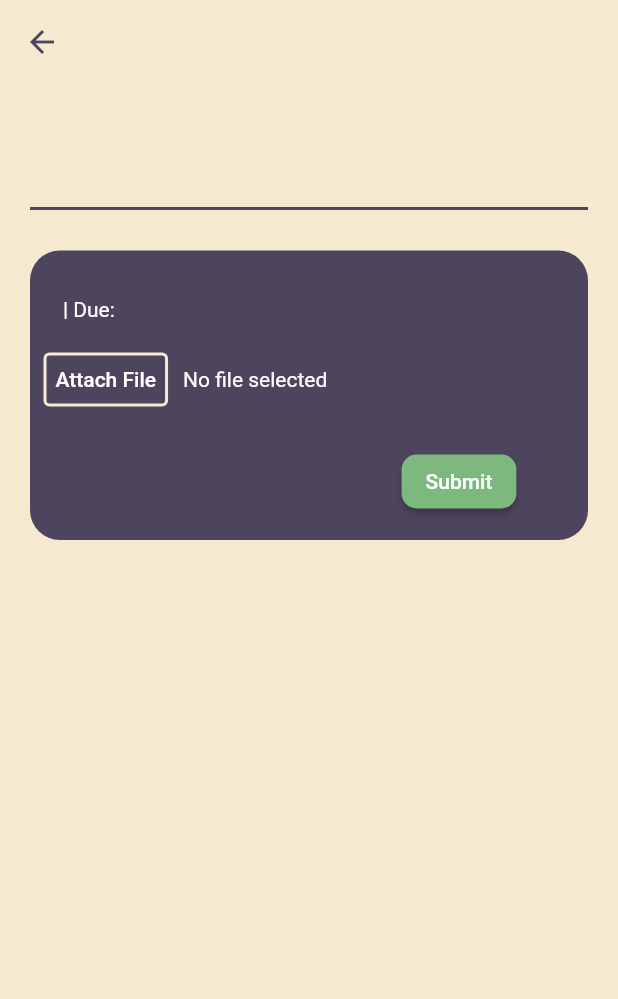
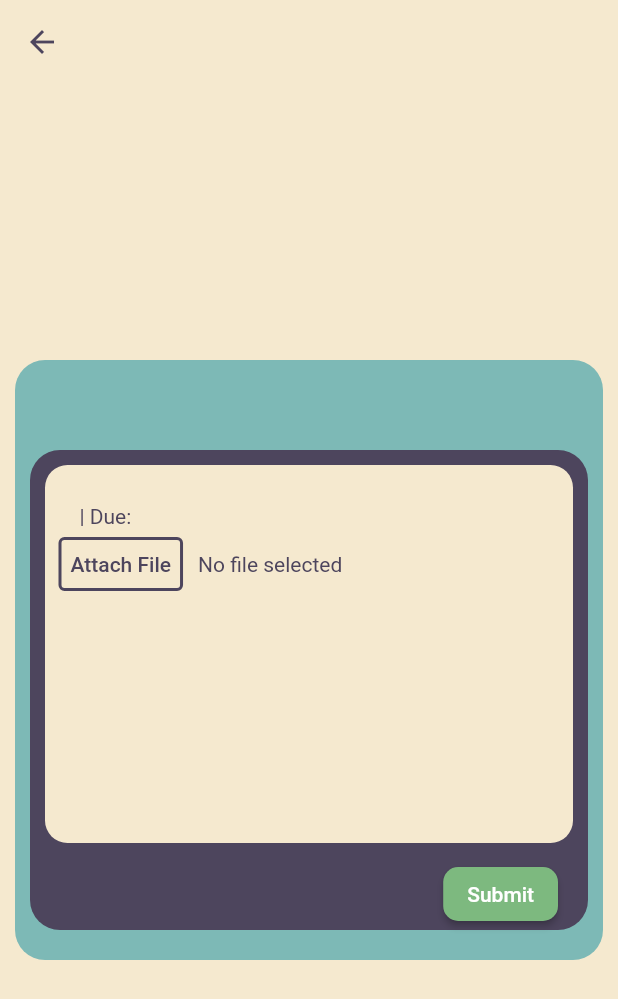
Before and after one commit to makooooooo/lunan-2.0, a Flutter app: the PatientTurnIn screen opened directly with empty values, on a phone screen of 412 x 824 dp. Shown: the top 999 px of the screen. Run offline on Flutter 3.47's test engine with Material 2 defaults, Android fonts, the phone set to English and light mode, and no system bars; our stand-ins replace cloud_firestore, file_picker, firebase_auth, firebase_core, firebase_storage, flutter_html and 2 more; missing offline and left inert: flutter_quill, simple_gesture_detector; accounts and stored records are empty.

Commit message:
Patient UI done

```diff
--- a/lib/Patient/HomePage/Assignment/patient_turn_in.dart
+++ b/lib/Patient/HomePage/Assignment/patient_turn_in.dart
@@ -80,8 +80,7 @@ class _PatientTurnInState extends State<PatientTurnIn> {
             leading: IconButton(
               icon: Icon(Icons.arrow_back),
               onPressed: () {
-            Navigator.push(
-              context,
+                Navigator.of(context).pushReplacement(
                    MaterialPageRoute(builder: (context) => Assignment()),
                 );
               },
@@ -89,10 +88,23 @@ class _PatientTurnInState extends State<PatientTurnIn> {
             ),
           ),
           body: Center(
+            child: SingleChildScrollView(
+              child: Container(
+                width: MediaQuery.of(context).size.width,
+                height: 400,
+                margin: const EdgeInsets.all(10),
+                decoration: BoxDecoration(
+                  color: const Color(0xff7DB9B6),
+                  borderRadius: BorderRadius.circular(20),
+                ),
                 child: Column(
-          children: <Widget>[
-            Container(
-              margin: const EdgeInsets.fromLTRB(0, 20, 0, 20),
+                  children: [
+                    Align(
+                      alignment: Alignment.topCenter,
+                      child: Padding(
+                        padding: const EdgeInsets.only(left: 16),
+                        child: Container(
+                          margin: const EdgeInsets.only(top: 10),
               child: Text(
                 '${Activity}',
                 textAlign: TextAlign.center,
@@ -100,37 +112,42 @@ class _PatientTurnInState extends State<PatientTurnIn> {
                   fontWeight: FontWeight.bold,
                   fontFamily: 'Montserrat',
                   fontSize: 30,
-                  color: Color(0xff4D455D),
+                  color: Colors.white,
                 ),
               ),
             ),
-            const Padding(
-              padding: EdgeInsets.symmetric(horizontal: 20),
-              child: Divider(
-                color: Color(0xff4D455D),
-                thickness: 2,
                       ),
                     ),
-            Flex(
-              direction: Axis.horizontal,
-              children: [
             Expanded(
                     child: Container(
-                    margin: const EdgeInsets.all(20),
+                      margin: const EdgeInsets.fromLTRB(10, 15, 10, 20),
                       decoration: BoxDecoration(
                         color: const Color(0xff4D455D),
                         borderRadius: BorderRadius.circular(20),
                       ),
                       child: Column(
-                      children: <Widget>[
+                        children: [
+                          Expanded(
+                            child: Container(
+                              margin: const EdgeInsets.fromLTRB(10, 10, 10, 10),
+                              decoration: BoxDecoration(
+                                color: Color(0xffF5E9CF),
+                                borderRadius: BorderRadius.circular(15),
+                              ),
+                              // Display the assignment information
+                              child: Column(
+                                children: [
                                   Align(
                                     alignment: Alignment.centerLeft,
                                     child: Padding(
-                            padding: EdgeInsets.all(15),
+                                      padding: const EdgeInsets.only(left: 16),
+                                      child: Container(
+                                        margin: const EdgeInsets.only(top: 10),
                             child: Text(
                               '${Activity} \n ${Description} | Due: ${Deadline}',
                               style: TextStyle(
-                                color: Colors.white,
+                               color: const Color(0xff4D455D),
+                              ),
                             ),
                           ),
                         ),
@@ -145,11 +162,11 @@ class _PatientTurnInState extends State<PatientTurnIn> {
                                 },
                                 style: ButtonStyle(
                                   foregroundColor: MaterialStateProperty.all<Color>(
-                                    Colors.white,
+                                   const Color(0xff4D455D),
                                   ),
                                   side: MaterialStateProperty.all<BorderSide>(
                                     const BorderSide(
-                                      color: Color(0xffF5E9CF),
+                                      color: const Color(0xff4D455D),
                                       width: 2.0,
                                     ),
                                   ),
@@ -162,15 +179,22 @@ class _PatientTurnInState extends State<PatientTurnIn> {
                                 child: Text(
                                   selectedFileName ?? 'No file selected',
                                   style: TextStyle(
-                                    color: Colors.white,
+                                   color: const Color(0xff4D455D),
                                   ),
                                 ),
                               ),
                             ],
                           ),
                         ),
-                        Container(
-                          margin: const EdgeInsets.fromLTRB(200, 0, 0, 15),
+                       ],
+                    ),
+                  ),
+                ),
+                 Align(
+                      alignment: Alignment.bottomRight,
+                      child: Container(
+                        margin: const EdgeInsets.only(
+                            right: 20),
                           child: ElevatedButton(
                             onPressed: () {
                               uploadAndSubmit();
@@ -186,15 +210,12 @@ class _PatientTurnInState extends State<PatientTurnIn> {
                             ),
                           ),
                         ),
+                              )
               ],
             ),
+        ))],
         ),
       ),
-              ],
-            ),
-          ],
-        ),
-      ),
-    );
+           ))) ;
   }
 }
```
Lines whose indentation alone changed are shown as unchanged.
